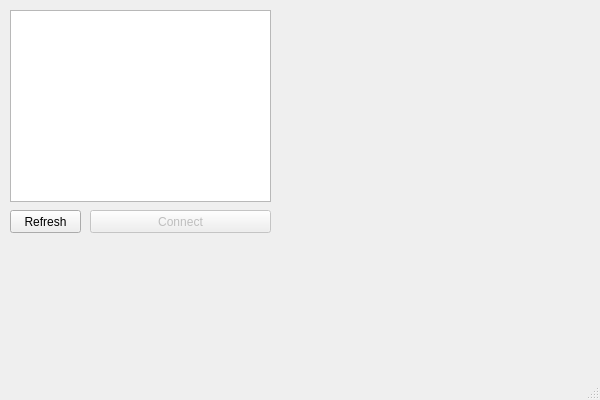
Before: the Qt Designer form ScannerInspectionTool/ScannerInspectionTool.ui in crener/MultiCapture, drawn with Qt 5.
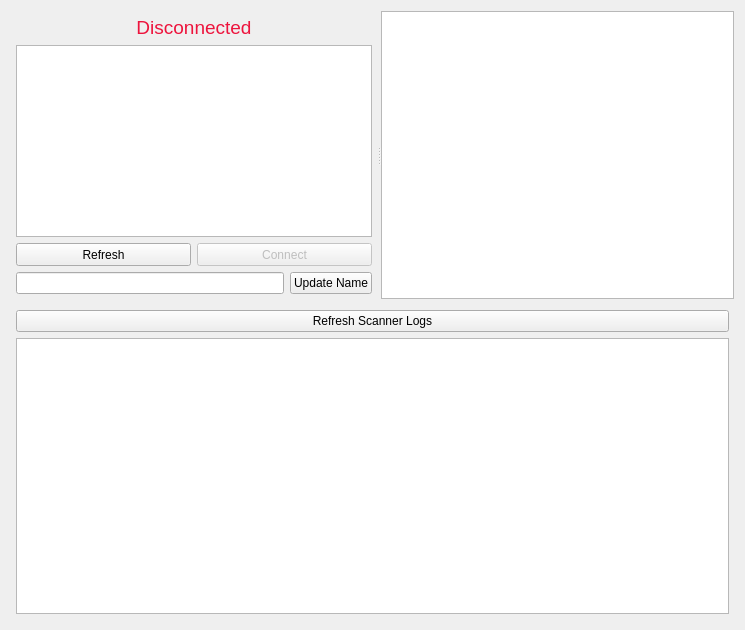
After: the same form once the commit is applied.

Commit message: Scanner can now change it's name via desktop, desktop has UI scaling now!

Patch:
```diff
--- a/ScannerInspectionTool/ScannerInspectionTool.ui
+++ b/ScannerInspectionTool/ScannerInspectionTool.ui
@@ -6,55 +6,177 @@
    <rect>
     <x>0</x>
     <y>0</y>
-    <width>600</width>
-    <height>400</height>
+    <width>745</width>
+    <height>630</height>
    </rect>
   </property>
+  <property name="sizePolicy">
+   <sizepolicy hsizetype="Preferred" vsizetype="Preferred">
+    <horstretch>0</horstretch>
+    <verstretch>0</verstretch>
+   </sizepolicy>
+  </property>
   <property name="windowTitle">
    <string>Scanner Inspection Tool</string>
   </property>
   <widget class="QWidget" name="centralWidget">
-   <widget class="QListView" name="deviceList">
-    <property name="geometry">
-     <rect>
-      <x>10</x>
-      <y>10</y>
-      <width>261</width>
-      <height>192</height>
-     </rect>
-    </property>
-   </widget>
-   <widget class="QPushButton" name="deviceScanBtn">
-    <property name="geometry">
-     <rect>
-      <x>10</x>
-      <y>210</y>
-      <width>71</width>
-      <height>23</height>
-     </rect>
-    </property>
-    <property name="text">
-     <string>Refresh</string>
-    </property>
-   </widget>
-   <widget class="QPushButton" name="deviceConnectBtn">
-    <property name="enabled">
-     <bool>false</bool>
-    </property>
-    <property name="geometry">
-     <rect>
-      <x>90</x>
-      <y>210</y>
-      <width>181</width>
-      <height>23</height>
-     </rect>
-    </property>
-    <property name="text">
-     <string>Connect</string>
-    </property>
-   </widget>
+   <layout class="QVBoxLayout" name="verticalLayout">
+    <item>
+     <widget class="QSplitter" name="top">
+      <property name="orientation">
+       <enum>Qt::Horizontal</enum>
+      </property>
+      <widget class="QWidget" name="">
+       <layout class="QVBoxLayout" name="connections">
+        <property name="leftMargin">
+         <number>5</number>
+        </property>
+        <property name="topMargin">
+         <number>5</number>
+        </property>
+        <property name="rightMargin">
+         <number>5</number>
+        </property>
+        <property name="bottomMargin">
+         <number>5</number>
+        </property>
+        <item>
+         <layout class="QVBoxLayout" name="connectionControl">
+          <property name="sizeConstraint">
+           <enum>QLayout::SetDefaultConstraint</enum>
+          </property>
+          <item>
+           <widget class="QLabel" name="currentLbl">
+            <property name="font">
+             <font>
+              <pointsize>14</pointsize>
+             </font>
+            </property>
+            <property name="styleSheet">
+             <string notr="true">color: rgb(237, 20, 61);</string>
+            </property>
+            <property name="lineWidth">
+             <number>1</number>
+            </property>
+            <property name="text">
+             <string>Disconnected</string>
+            </property>
+            <property name="scaledContents">
+             <bool>true</bool>
+            </property>
+            <property name="alignment">
+             <set>Qt::AlignCenter</set>
+            </property>
+            <property name="wordWrap">
+             <bool>false</bool>
+            </property>
+            <property name="openExternalLinks">
+             <bool>false</bool>
+            </property>
+           </widget>
+          </item>
+          <item>
+           <widget class="QListView" name="deviceList">
+            <property name="editTriggers">
+             <set>QAbstractItemView::NoEditTriggers</set>
+            </property>
+            <property name="resizeMode">
+             <enum>QListView::Fixed</enum>
+            </property>
+           </widget>
+          </item>
+          <item>
+           <layout class="QHBoxLayout" name="horizontalLayout">
+            <item>
+             <widget class="QPushButton" name="deviceScanBtn">
+              <property name="minimumSize">
+               <size>
+                <width>80</width>
+                <height>23</height>
+               </size>
+              </property>
+              <property name="text">
+               <string>Refresh</string>
+              </property>
+             </widget>
+            </item>
+            <item>
+             <widget class="QPushButton" name="deviceConnectBtn">
+              <property name="enabled">
+               <bool>false</bool>
+              </property>
+              <property name="minimumSize">
+               <size>
+                <width>80</width>
+                <height>23</height>
+               </size>
+              </property>
+              <property name="text">
+               <string>Connect</string>
+              </property>
+             </widget>
+            </item>
+           </layout>
+          </item>
+         </layout>
+        </item>
+        <item>
+         <layout class="QHBoxLayout" name="nameControl">
+          <item>
+           <widget class="QLineEdit" name="nameText"/>
+          </item>
+          <item>
+           <widget class="QPushButton" name="nameUpdateBtn">
+            <property name="text">
+             <string>Update Name</string>
+            </property>
+           </widget>
+          </item>
+         </layout>
+        </item>
+       </layout>
+      </widget>
+      <widget class="QGraphicsView" name="deviceImagePreview">
+       <property name="minimumSize">
+        <size>
+         <width>270</width>
+         <height>0</height>
+        </size>
+       </property>
+      </widget>
+     </widget>
+    </item>
+    <item>
+     <layout class="QVBoxLayout" name="logs">
+      <property name="sizeConstraint">
+       <enum>QLayout::SetNoConstraint</enum>
+      </property>
+      <property name="leftMargin">
+       <number>5</number>
+      </property>
+      <property name="topMargin">
+       <number>5</number>
+      </property>
+      <property name="rightMargin">
+       <number>5</number>
+      </property>
+      <property name="bottomMargin">
+       <number>5</number>
+      </property>
+      <item>
+       <widget class="QPushButton" name="deviceLogsBtn">
+        <property name="text">
+         <string>Refresh Scanner Logs</string>
+        </property>
+       </widget>
+      </item>
+      <item>
+       <widget class="QListView" name="deviceLogs"/>
+      </item>
+     </layout>
+    </item>
+   </layout>
   </widget>
-  <widget class="QStatusBar" name="statusBar"/>
  </widget>
  <layoutdefault spacing="6" margin="11"/>
  <resources>
```
The commit also changes 12 other files.
